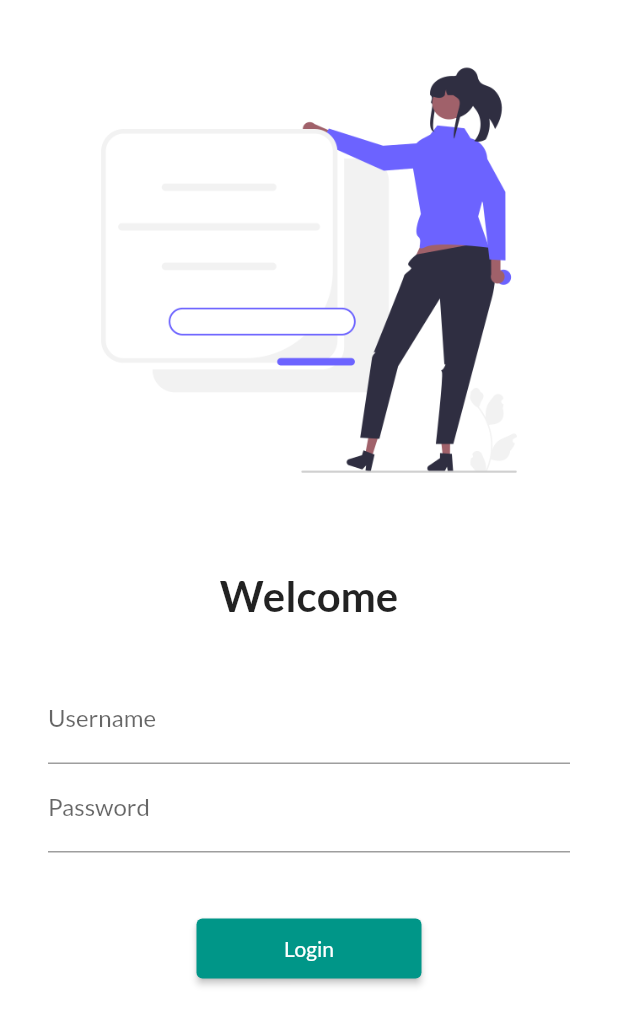
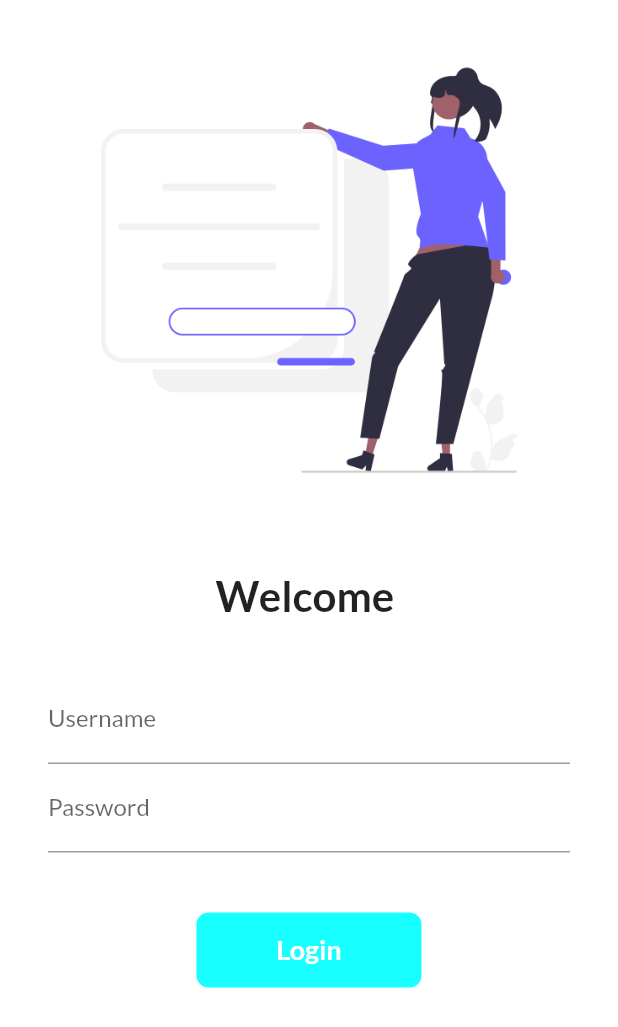
Before and after one commit to pratik0300/fluttercatalog, a Flutter app: the screen it shows after launch, on a phone screen of 412 x 824 dp. Shown: the top 1027 px of the screen. Run offline on Flutter 3.47's test engine with Material 2 defaults, Android fonts, the phone set to English and light mode, and no system bars; our stand-ins replace google_fonts.

Commit message:
day 6 completed

```diff
--- a/lib/screens/login_page.dart
+++ b/lib/screens/login_page.dart
@@ -1,8 +1,18 @@
 import 'package:flutter/material.dart';
 import 'package:flutter_catalog/utils/routes.dart';
 
-class LoginPage extends StatelessWidget {
+class LoginPage extends StatefulWidget {
   const LoginPage({super.key});
+
+  @override
+  State<LoginPage> createState() => _LoginPageState();
+}
+
+class _LoginPageState extends State<LoginPage> {
+  String name = "";
+
+  // ignore: non_constant_identifier_names
+  bool ChangeButton = false;
 
   @override
   Widget build(BuildContext context) {
@@ -18,9 +28,9 @@ class LoginPage extends StatelessWidget {
             const SizedBox(
               height: 20.0,
             ),
-            const Text(
-              "Welcome",
-              style: TextStyle(
+            Text(
+              "Welcome $name",
+              style: const TextStyle(
                 fontSize: 28.0,
                 fontWeight: FontWeight.bold,
               ),
@@ -38,6 +48,10 @@ class LoginPage extends StatelessWidget {
                       hintText: "Enter User Name",
                       labelText: "Username",
                     ),
+                    onChanged: ((value) {
+                      name = value;
+                      setState(() {});
+                    }),
                   ),
                   TextFormField(
                     obscureText: true,
@@ -49,15 +63,50 @@ class LoginPage extends StatelessWidget {
                   const SizedBox(
                     height: 40.0,
                   ),
-                  ElevatedButton(
-                    // ignore: sort_child_properties_last
-                    child: const Text("Login"),
-                    style:
-                        TextButton.styleFrom(minimumSize: const Size(150, 40)),
-                    onPressed: () {
+
+                  InkWell(
+                    onTap: () async {
+                      setState(() {
+                        ChangeButton = true;
+                      });
+                      await Future.delayed(const Duration(seconds: 1));
+                      // ignore: use_build_context_synchronously
                       Navigator.pushNamed(context, MyRoutes.homeRoute);
                     },
+                    child: AnimatedContainer(
+                      duration: const Duration(seconds: 1),
+                      height: 50,
+                      width: ChangeButton ? 50 : 150,
+                      alignment: Alignment.center,
+                      decoration: BoxDecoration(
+                          color: Colors.cyanAccent,
+                          borderRadius:
+                              BorderRadius.circular(ChangeButton ? 20 : 8)),
+                      child: ChangeButton
+                          ? const Icon(
+                              Icons.done,
+                              color: Colors.white,
+                            )
+                          : const Text(
+                              "Login",
+                              style: TextStyle(
+                                color: Colors.white,
+                                fontWeight: FontWeight.bold,
+                                fontSize: 18,
+                              ),
+                            ),
+                    ),
                   ),
+
+                  // ElevatedButton(
+                  //   // ignore: sort_child_properties_last
+                  //   child: const Text("Login"),
+                  //   style:
+                  //       TextButton.styleFrom(minimumSize: const Size(150, 40)),
+                  //   onPressed: () {
+                  //     Navigator.pushNamed(context, MyRoutes.homeRoute);
+                  //   },
+                  // ),
                 ],
               ),
             ),
```
